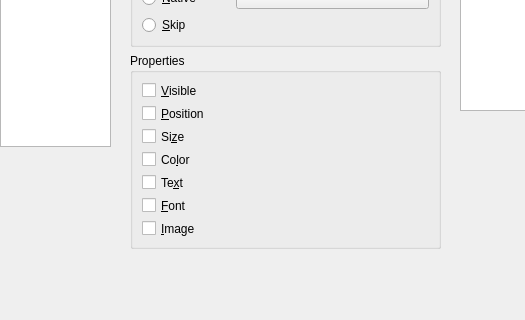
Old version of the form src/apps/psdexporter/psdwidget.ui in the repository signal-slot/qtpsd; both pictures show x 0 to 525 and y 154 to 474 of the 885 by 598 pixel window.
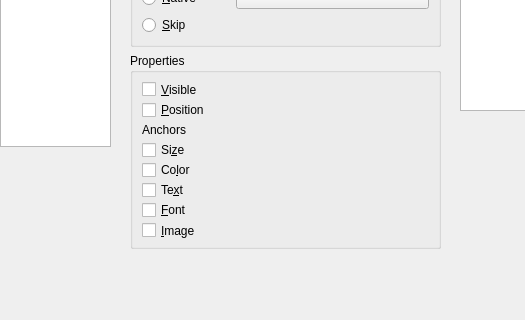
New version of the form. Custom widgets are drawn as their Qt base class.

Commit message:
Add anchor mode support to export hints
Add AnchorMode enum (9 positions: TopLeft through BottomRight) to
ExportHint, allowing layers to use parent-relative anchor positioning
instead of absolute x/y coordinates.

- QtQuick exporter emits anchors.left/right/top/bottom/center with
  computed margins based on layer rect and parent dimensions
- 3x3 tool button grid in psdexporter GUI for selecting anchor origin
- Anchor buttons disabled when Position property is checked
- Serialized as "anchorMode" int in hint JSON (backward compatible)

The edit to the form file:
```diff
--- a/src/apps/psdexporter/psdwidget.ui
+++ b/src/apps/psdexporter/psdwidget.ui
@@ -154,69 +154,79 @@
         </widget>
        </item>
        <item row="2" column="0">
+        <widget class="QLabel" name="anchorModeLabel">
+         <property name="text">
+          <string>Anchors</string>
+         </property>
+        </widget>
+       </item>
+       <item row="2" column="1">
+        <widget class="QWidget" name="anchorModeWidget" native="true"/>
+       </item>
+       <item row="3" column="0">
         <widget class="QCheckBox" name="size">
          <property name="text">
           <string>Si&amp;ze</string>
          </property>
         </widget>
        </item>
-       <item row="2" column="1">
+       <item row="3" column="1">
         <widget class="QLabel" name="sizeValue">
          <property name="text">
           <string/>
          </property>
         </widget>
        </item>
-       <item row="3" column="0">
+       <item row="4" column="0">
         <widget class="QCheckBox" name="color">
          <property name="text">
           <string>Co&amp;lor</string>
          </property>
         </widget>
        </item>
-       <item row="3" column="1">
+       <item row="4" column="1">
         <widget class="QLabel" name="colorValue">
          <property name="text">
           <string/>
          </property>
         </widget>
        </item>
-       <item row="4" column="0">
+       <item row="5" column="0">
         <widget class="QCheckBox" name="text">
          <property name="text">
           <string>Te&amp;xt</string>
          </property>
         </widget>
        </item>
-       <item row="4" column="1">
+       <item row="5" column="1">
         <widget class="QLabel" name="textValue">
          <property name="text">
           <string/>
          </property>
         </widget>
        </item>
-       <item row="5" column="0">
+       <item row="6" column="0">
         <widget class="QCheckBox" name="font">
          <property name="text">
           <string>&amp;Font</string>
          </property>
         </widget>
        </item>
-       <item row="5" column="1">
+       <item row="6" column="1">
         <widget class="QLabel" name="fontValue">
          <property name="text">
           <string/>
          </property>
         </widget>
        </item>
-       <item row="6" column="0">
+       <item row="7" column="0">
         <widget class="QCheckBox" name="image">
          <property name="text">
           <string>&amp;Image</string>
          </property>
         </widget>
        </item>
-       <item row="6" column="1">
+       <item row="7" column="1">
         <widget class="QLabel" name="imageValue">
          <property name="text">
           <string/>
```
The commit also changes 4 other files.
